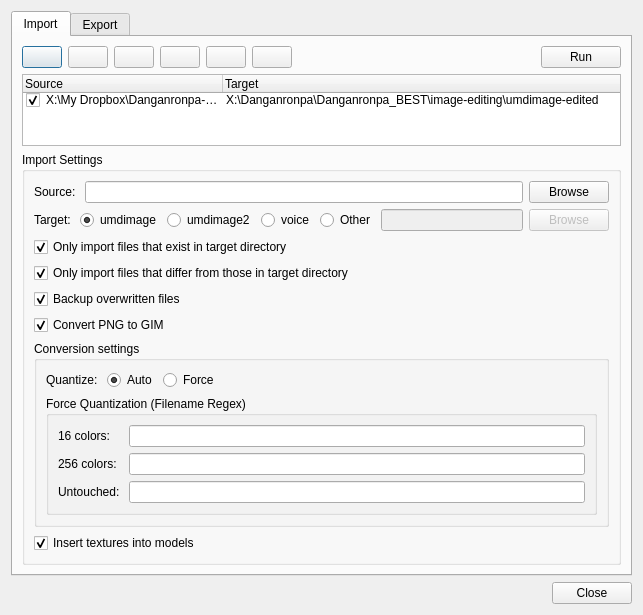
First picture: the form in qt/ui/importer.ui, repository ThunderGemios10/The-Super-Duper-Script-Editor, before the edit.
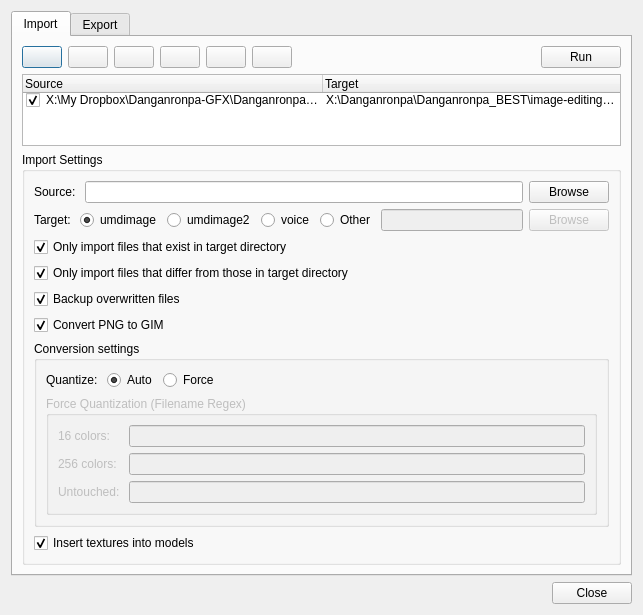
Second picture: the form after the edit. Icons and pictures are not drawn.

Patch:
```diff
--- a/qt/ui/importer.ui
+++ b/qt/ui/importer.ui
@@ -123,7 +123,7 @@
           <bool>true</bool>
          </property>
          <attribute name="headerDefaultSectionSize">
-          <number>200</number>
+          <number>300</number>
          </attribute>
          <attribute name="headerHighlightSections">
           <bool>false</bool>
@@ -338,6 +338,9 @@
              </item>
              <item>
               <widget class="QGroupBox" name="groupBox_3">
+               <property name="enabled">
+                <bool>false</bool>
+               </property>
                <property name="title">
                 <string>Force Quantization (Filename Regex)</string>
                </property>
```
Left out of the diff: 16 changed lines with no effect on the pictures.
